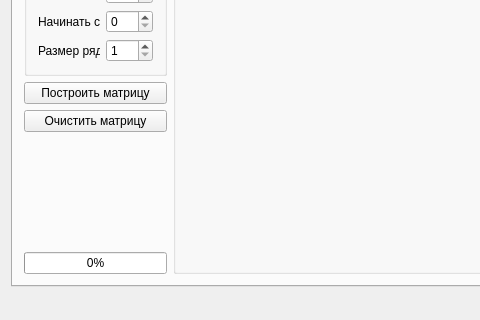
Pichas/aqa_v2_wifi, file aqa_QT/mainwindow.ui: the form before one commit; both pictures show x 0 to 480 and y 117 to 437 of the 662 by 437 pixel window.
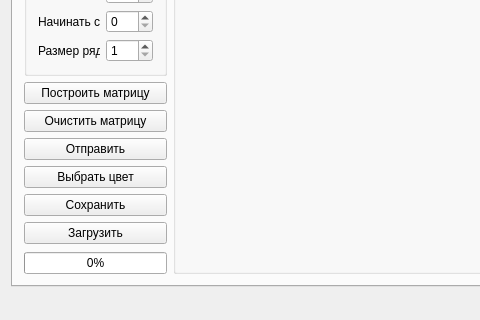
The form after the commit. The open tabs and pages were chosen to show the change.

```diff
--- a/aqa_QT/mainwindow.ui
+++ b/aqa_QT/mainwindow.ui
@@ -245,6 +245,34 @@
             </property>
            </widget>
           </item>
+          <item>
+           <widget class="QPushButton" name="pbUpload">
+            <property name="text">
+             <string>Отправить</string>
+            </property>
+           </widget>
+          </item>
+          <item>
+           <widget class="QPushButton" name="pbPickColor">
+            <property name="text">
+             <string>Выбрать цвет</string>
+            </property>
+           </widget>
+          </item>
+          <item>
+           <widget class="QPushButton" name="pbSave">
+            <property name="text">
+             <string>Сохранить</string>
+            </property>
+           </widget>
+          </item>
+          <item>
+           <widget class="QPushButton" name="pbLoad">
+            <property name="text">
+             <string>Загрузить</string>
+            </property>
+           </widget>
+          </item>
           <item>
            <spacer name="verticalSpacer">
             <property name="orientation">
```
Left out of the diff: 7 changed lines with no effect on the pictures.
